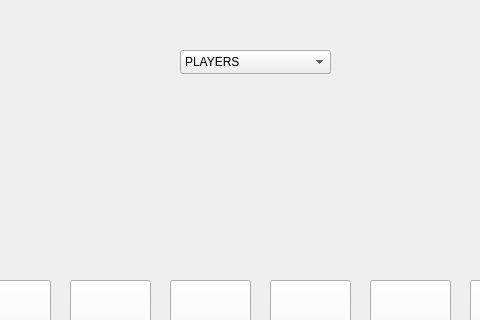
First picture: the form in showcards.ui, repository Matin0789/Condottiere-, before the edit; both pictures show x 290 to 770 and y 0 to 320 of the 1087 by 762 pixel window.
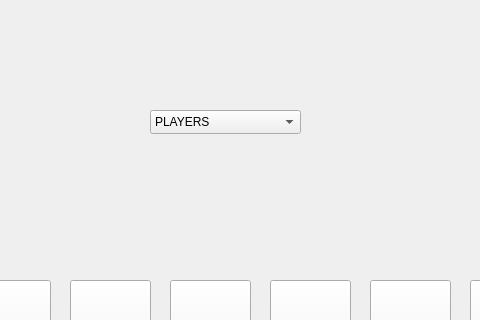
Second picture: the form after the edit. Icons and pictures are not drawn.

Diff of the .ui file:
```diff
--- a/showcards.ui
+++ b/showcards.ui
@@ -234,8 +234,8 @@
   <widget class="QComboBox" name="cb_show_player_list">
    <property name="geometry">
     <rect>
-     <x>470</x>
-     <y>50</y>
+     <x>440</x>
+     <y>110</y>
      <width>151</width>
      <height>24</height>
     </rect>
```
